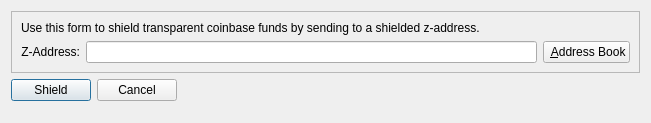
Above: src/qt/forms/zshieldcoinsdialog.ui from GeorgeRDG/litecoinz before the change. Below: the same form after it.
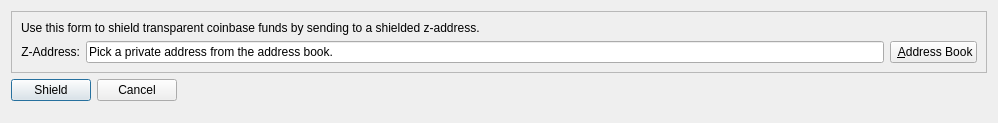
That is the form after the change. Icons and pictures are not drawn.

```diff
--- a/src/qt/forms/zshieldcoinsdialog.ui
+++ b/src/qt/forms/zshieldcoinsdialog.ui
@@ -6,7 +6,7 @@
    <rect>
     <x>0</x>
     <y>0</y>
-    <width>651</width>
+    <width>998</width>
     <height>123</height>
    </rect>
   </property>
@@ -74,9 +74,12 @@
           </item>
           <item>
            <widget class="QLineEdit" name="reqShieldAddress">
-            <property name="dragEnabled">
+            <property name="enabled">
              <bool>true</bool>
             </property>
+            <property name="text">
+             <string>Pick a private address from the address book.</string>
+            </property>
             <property name="readOnly">
              <bool>true</bool>
             </property>
```
